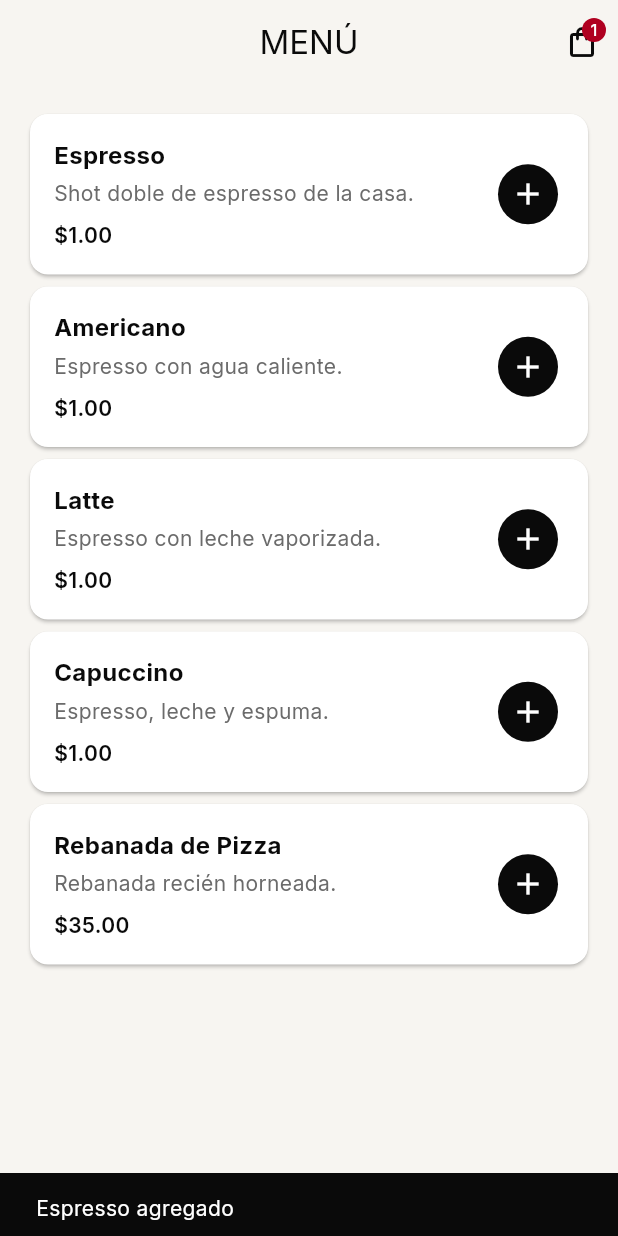
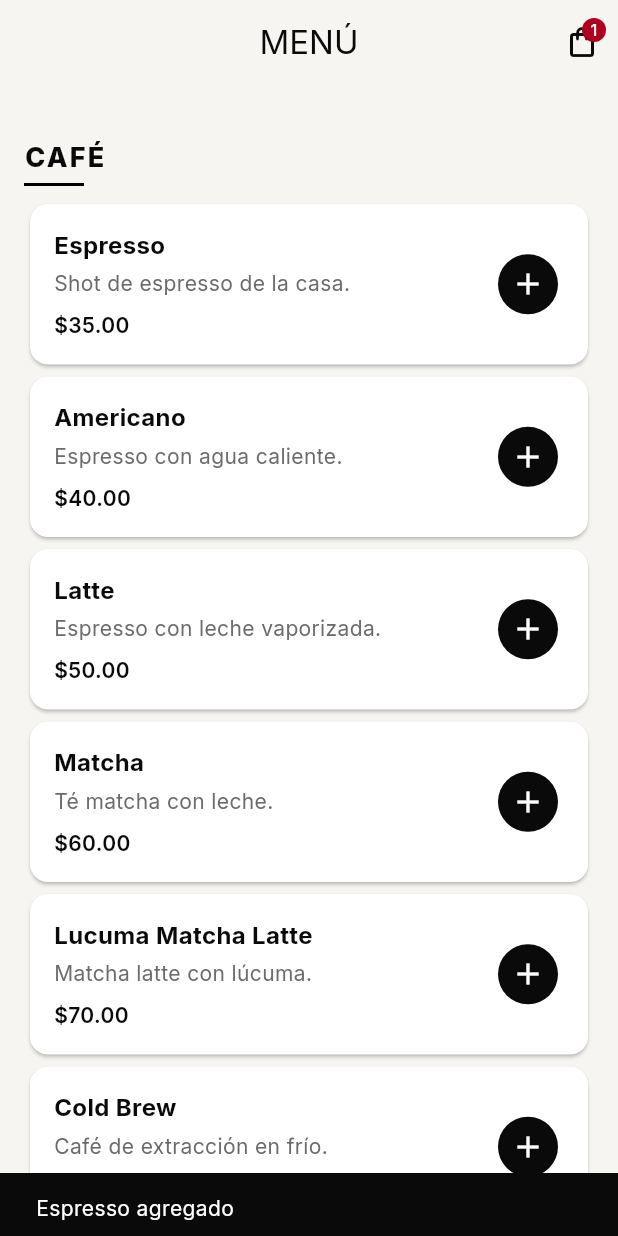
Before and after one commit to RaulPin/coffeclub, a Flutter app: the MenuScreen screen opened by its route, after a tap on the "add" icon, on a phone screen of 412 x 824 dp. Run offline on Flutter 3.47's test engine with Material 3 defaults, Android fonts, the phone set to English and light mode, and no system bars; our stand-ins replace flutter_riverpod, go_router, google_fonts; accounts and stored records are empty.

Commit message:
Actualizar menu con productos reales (cafe + pizza + postre)
- Menu real de The Club Coffe: 8 bebidas, 6 pizzas NY Style ($130) y postre ($39).
- Precios de pizza y postre del menu oficial; precios de bebidas como
  placeholder marcado (el cafe va ligado a la suscripcion 1 cafe/dia por $1).
- Menu agrupado por categoria (Cafe / Pizza / Postre) con encabezados y la
  nota de las pizzas (30 cm, 6 rebanadas, ideal para 2).
- Plan tecnico: regla de negocio del beneficio de socio (1 cafe/dia validado
  en el servidor).

Co-Authored-By: Claude Opus 4.8 <noreply@anthropic.com>
Claude-Session: https://claude.ai/code/session_01WmHHfBbpZpBwh6379s6nQ6

```diff
--- a/lib/features/menu/data/menu_repository.dart
+++ b/lib/features/menu/data/menu_repository.dart
@@ -7,45 +7,126 @@ abstract interface class MenuRepository {
   Future<List<Product>> fetchMenu();
 }
 
+/// Menú real de The Club Coffe: café + pizza (+ postre).
+///
+/// Precios: las PIZZAS ($130) y el POSTRE ($39) vienen del menú oficial.
+/// Los precios de BEBIDAS son PLACEHOLDER (no aparecen en el menú porque el
+/// café va ligado a la suscripción "1 café al día por $1"). Ajústalos con los
+/// precios de venta reales para clientes sin suscripción.
 class MockMenuRepository implements MenuRepository {
   @override
   Future<List<Product>> fetchMenu() async {
     await Future<void>.delayed(const Duration(milliseconds: 300));
     return const [
+      // --- Bebidas (café) — precios placeholder, confirmar ---
       Product(
         id: 'espresso',
         name: 'Espresso',
-        description: 'Shot doble de espresso de la casa.',
-        priceCents: 100,
+        description: 'Shot de espresso de la casa.',
+        priceCents: 3500,
         category: 'Café',
       ),
       Product(
         id: 'americano',
         name: 'Americano',
         description: 'Espresso con agua caliente.',
-        priceCents: 100,
+        priceCents: 4000,
         category: 'Café',
       ),
       Product(
         id: 'latte',
         name: 'Latte',
         description: 'Espresso con leche vaporizada.',
-        priceCents: 100,
+        priceCents: 5000,
         category: 'Café',
       ),
       Product(
-        id: 'capuccino',
-        name: 'Capuccino',
-        description: 'Espresso, leche y espuma.',
-        priceCents: 100,
+        id: 'matcha',
+        name: 'Matcha',
+        description: 'Té matcha con leche.',
+        priceCents: 6000,
         category: 'Café',
       ),
       Product(
-        id: 'pizza-slice',
-        name: 'Rebanada de Pizza',
-        description: 'Rebanada recién horneada.',
-        priceCents: 3500,
-        category: 'Comida',
+        id: 'lucuma-matcha-latte',
+        name: 'Lucuma Matcha Latte',
+        description: 'Matcha latte con lúcuma.',
+        priceCents: 7000,
+        category: 'Café',
+      ),
+      Product(
+        id: 'cold-brew',
+        name: 'Cold Brew',
+        description: 'Café de extracción en frío.',
+        priceCents: 5500,
+        category: 'Café',
+      ),
+      Product(
+        id: 'lemonade',
+        name: 'Lemonade',
+        description: 'Limonada natural.',
+        priceCents: 4500,
+        category: 'Café',
+      ),
+      Product(
+        id: 'smoothie',
+        name: 'Smoothie',
+        description: 'Smoothie de frutos rojos.',
+        priceCents: 6500,
+        category: 'Café',
+      ),
+
+      // --- Pizzas NY Style — 30 cm · 6 rebanadas · ideal para 2 · $130 ---
+      Product(
+        id: 'pizza-doble-pepperoni',
+        name: 'Doble Pepperoni',
+        description: 'Doble pepperoni y queso mozzarella.',
+        priceCents: 13000,
+        category: 'Pizza',
+      ),
+      Product(
+        id: 'pizza-3-quesos',
+        name: '3 Quesos',
+        description: 'Mozzarella, manchego y queso de cabra.',
+        priceCents: 13000,
+        category: 'Pizza',
+      ),
+      Product(
+        id: 'pizza-lomo-canadiense',
+        name: 'Lomo Canadiense con Tomate',
+        description: 'Lomo canadiense, tomate fresco y queso mozzarella.',
+        priceCents: 13000,
+        category: 'Pizza',
+      ),
+      Product(
+        id: 'pizza-mexicana',
+        name: 'La Mexicana',
+        description: 'Tocino, tomate, cebolla, chorizo y queso mozzarella.',
+        priceCents: 13000,
+        category: 'Pizza',
+      ),
+      Product(
+        id: 'pizza-espanola',
+        name: 'La Española',
+        description: 'Queso manchego con chorizo Pamplona.',
+        priceCents: 13000,
+        category: 'Pizza',
+      ),
+      Product(
+        id: 'pizza-italiana',
+        name: 'La Italiana',
+        description: 'Mozzarella + Salami Sobrassata.',
+        priceCents: 13000,
+        category: 'Pizza',
+      ),
+
+      // --- Postre ---
+      Product(
+        id: 'postre-galleta',
+        name: 'Sándwich de Galleta con Chispas',
+        description: 'Galleta con chispas de chocolate y helado de fresa.',
+        priceCents: 3900,
+        category: 'Postre',
       ),
     ];
   }
@@ -58,3 +139,16 @@ final menuRepositoryProvider = Provider<MenuRepository>((ref) {
 final menuProvider = FutureProvider<List<Product>>((ref) {
   return ref.watch(menuRepositoryProvider).fetchMenu();
 });
+
+/// Menú agrupado por categoría, en orden: Café → Pizza → Postre.
+final menuByCategoryProvider =
+    FutureProvider<Map<String, List<Product>>>((ref) async {
+  final products = await ref.watch(menuProvider.future);
+  const order = ['Café', 'Pizza', 'Postre'];
+  final grouped = <String, List<Product>>{};
+  for (final category in order) {
+    final items = products.where((p) => p.category == category).toList();
+    if (items.isNotEmpty) grouped[category] = items;
+  }
+  return grouped;
+});
--- a/lib/features/menu/presentation/menu_screen.dart
+++ b/lib/features/menu/presentation/menu_screen.dart
@@ -13,7 +13,7 @@ class MenuScreen extends ConsumerWidget {
 
   @override
   Widget build(BuildContext context, WidgetRef ref) {
-    final menu = ref.watch(menuProvider);
+    final menu = ref.watch(menuByCategoryProvider);
     final user = ref.watch(authControllerProvider);
     final cartCount = ref.watch(cartControllerProvider).fold<int>(
           0,
@@ -37,16 +37,57 @@ class MenuScreen extends ConsumerWidget {
       body: menu.when(
         loading: () => const Center(child: CircularProgressIndicator()),
         error: (e, _) => Center(child: Text('Error: $e')),
-        data: (products) => ListView(
+        data: (grouped) => ListView(
           padding: const EdgeInsets.all(16),
           children: [
             if (user != null && !user.isSubscriber)
               _SubscriptionBanner(
                 onTap: () => context.push('/subscription'),
               ),
-            ...products.map((p) => _ProductTile(product: p)),
+            for (final entry in grouped.entries) ...[
+              _CategoryHeader(
+                title: entry.key,
+                subtitle: entry.key == 'Pizza'
+                    ? '30 cm · 6 rebanadas · ideal para 2 · todas \$130'
+                    : null,
+              ),
+              ...entry.value.map((p) => _ProductTile(product: p)),
+            ],
           ],
         ),
+      ),
+    );
+  }
+}
+
+class _CategoryHeader extends StatelessWidget {
+  const _CategoryHeader({required this.title, this.subtitle});
+  final String title;
+  final String? subtitle;
+
+  @override
+  Widget build(BuildContext context) {
+    return Padding(
+      padding: const EdgeInsets.only(top: 20, bottom: 8),
+      child: Column(
+        crossAxisAlignment: CrossAxisAlignment.start,
+        children: [
+          Text(
+            title.toUpperCase(),
+            style: const TextStyle(
+              fontSize: 18,
+              fontWeight: FontWeight.w800,
+              letterSpacing: 1.5,
+            ),
+          ),
+          if (subtitle != null) ...[
+            const SizedBox(height: 2),
+            Text(subtitle!,
+                style: const TextStyle(color: Color(0xFF6B6B6B), fontSize: 12)),
+          ],
+          const SizedBox(height: 4),
+          Container(height: 2, width: 40, color: Colors.black),
+        ],
       ),
     );
   }
```
Also changed, not shown: 1 other file.
